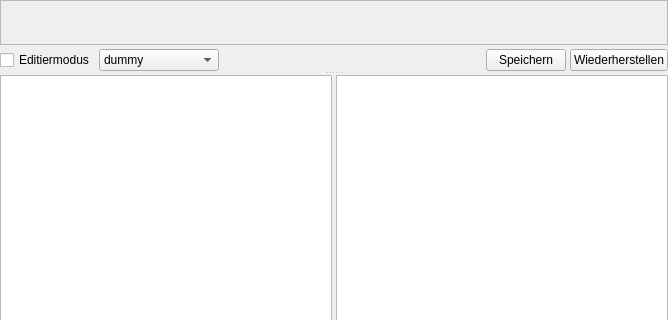
Above: kleiner-brauhelfer/widgets/wdgwebvieweditable.ui from kleiner-brauhelfer/kleiner-brauhelfer-2 before the change; both pictures show x 0 to 668 and y 0 to 320 of the 668 by 609 pixel window. Below: the same form after it.
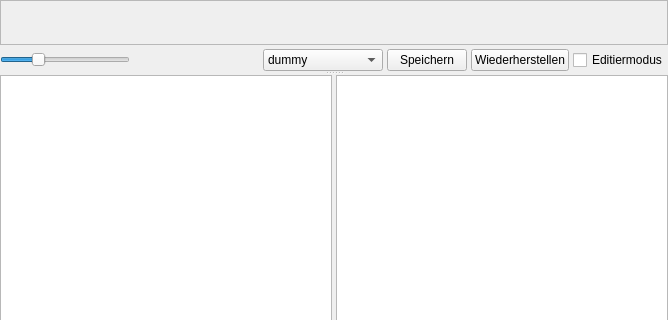
That is the form after the change. Custom widgets are drawn as their Qt base class.

The edit to the form file:
```diff
--- a/kleiner-brauhelfer/widgets/wdgwebvieweditable.ui
+++ b/kleiner-brauhelfer/widgets/wdgwebvieweditable.ui
@@ -82,35 +82,31 @@
        <item>
         <layout class="QHBoxLayout" name="horizontalLayout_3">
          <item>
-          <widget class="QCheckBox" name="cbEditMode">
-           <property name="toolTip">
-            <string>&lt;html&gt;&lt;head/&gt;&lt;body&gt;&lt;p&gt;Im &lt;span style=&quot; font-weight:600;&quot;&gt;Editiermodus&lt;/span&gt; kann der Tab Braudaten sowie der Hell- und der Dunkelmodus nach eigenen Vorlieben und in wesentlichen Teilen selbst gestaltet werden.&lt;/p&gt;&lt;p&gt;Etwas Erfahrung in der Cascading Style Sheets (CSS) und HTML wird vorausgesetzt.&lt;/p&gt;&lt;/body&gt;&lt;/html&gt;</string>
+          <widget class="QSlider" name="sliderZoom">
+           <property name="maximumSize">
+            <size>
+             <width>180</width>
+             <height>16777215</height>
+            </size>
            </property>
-           <property name="text">
-            <string>Editiermodus</string>
+           <property name="minimum">
+            <number>25</number>
            </property>
-          </widget>
-         </item>
-         <item>
-          <widget class="ComboBox" name="cbTemplateAuswahl">
-           <property name="toolTip">
-            <string>&lt;html&gt;&lt;head/&gt;&lt;body&gt;&lt;p&gt;Über diese Reiter wählt man die Stilvorlagen aus.&lt;/p&gt;&lt;/body&gt;&lt;/html&gt;</string>
+           <property name="maximum">
+            <number>300</number>
            </property>
-           <item>
-            <property name="text">
-             <string notr="true">dummy</string>
-            </property>
-           </item>
-           <item>
-            <property name="text">
-             <string notr="true">style_hell.css</string>
-            </property>
-           </item>
-           <item>
-            <property name="text">
-             <string notr="true">style_dunkel.css</string>
-            </property>
-           </item>
+           <property name="singleStep">
+            <number>5</number>
+           </property>
+           <property name="pageStep">
+            <number>25</number>
+           </property>
+           <property name="value">
+            <number>100</number>
+           </property>
+           <property name="orientation">
+            <enum>Qt::Horizontal</enum>
+           </property>
           </widget>
          </item>
          <item>
@@ -126,6 +122,28 @@
            </property>
           </spacer>
          </item>
+         <item>
+          <widget class="ComboBox" name="cbTemplateAuswahl">
+           <property name="toolTip">
+            <string>&lt;html&gt;&lt;head/&gt;&lt;body&gt;&lt;p&gt;Über diese Reiter wählt man die Stilvorlagen aus.&lt;/p&gt;&lt;/body&gt;&lt;/html&gt;</string>
+           </property>
+           <item>
+            <property name="text">
+             <string notr="true">dummy</string>
+            </property>
+           </item>
+           <item>
+            <property name="text">
+             <string notr="true">style_hell.css</string>
+            </property>
+           </item>
+           <item>
+            <property name="text">
+             <string notr="true">style_dunkel.css</string>
+            </property>
+           </item>
+          </widget>
+         </item>
          <item>
           <widget class="QPushButton" name="btnSaveTemplate">
            <property name="text">
@@ -143,6 +161,16 @@
            </property>
           </widget>
          </item>
+         <item>
+          <widget class="QCheckBox" name="cbEditMode">
+           <property name="toolTip">
+            <string>&lt;html&gt;&lt;head/&gt;&lt;body&gt;&lt;p&gt;Im &lt;span style=&quot; font-weight:600;&quot;&gt;Editiermodus&lt;/span&gt; kann der Tab Braudaten sowie der Hell- und der Dunkelmodus nach eigenen Vorlieben und in wesentlichen Teilen selbst gestaltet werden.&lt;/p&gt;&lt;p&gt;Etwas Erfahrung in der Cascading Style Sheets (CSS) und HTML wird vorausgesetzt.&lt;/p&gt;&lt;/body&gt;&lt;/html&gt;</string>
+           </property>
+           <property name="text">
+            <string>Editiermodus</string>
+           </property>
+          </widget>
+         </item>
         </layout>
        </item>
       </layout>
```
Left out of the diff: 1 changed line with no effect on the pictures.
